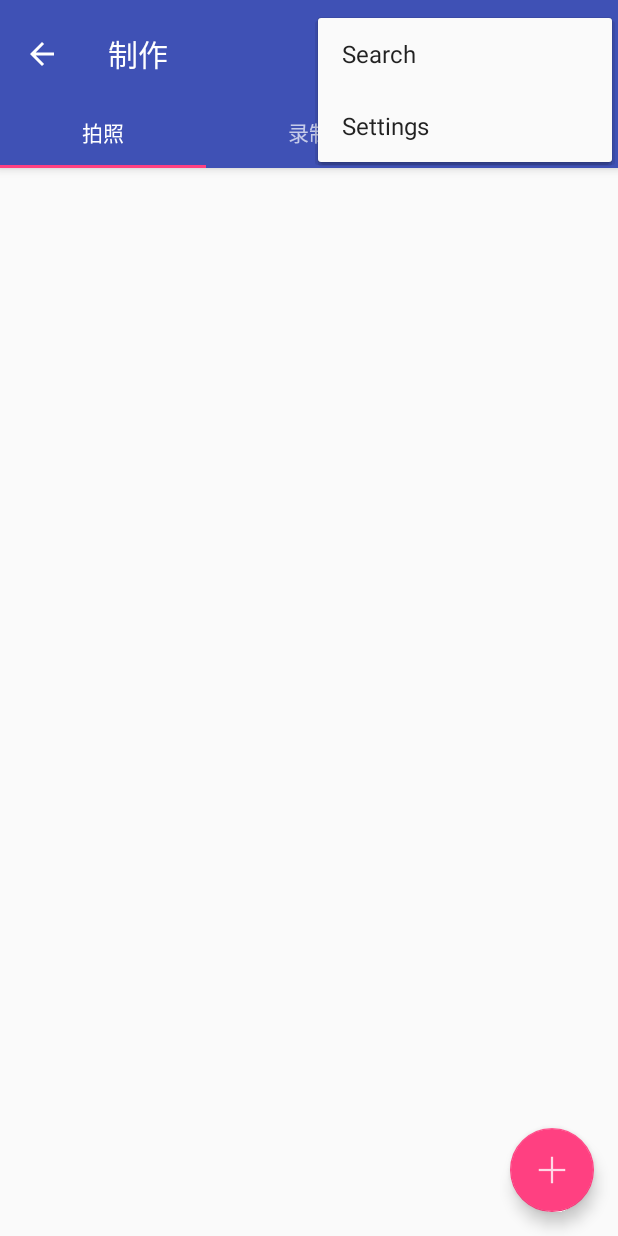
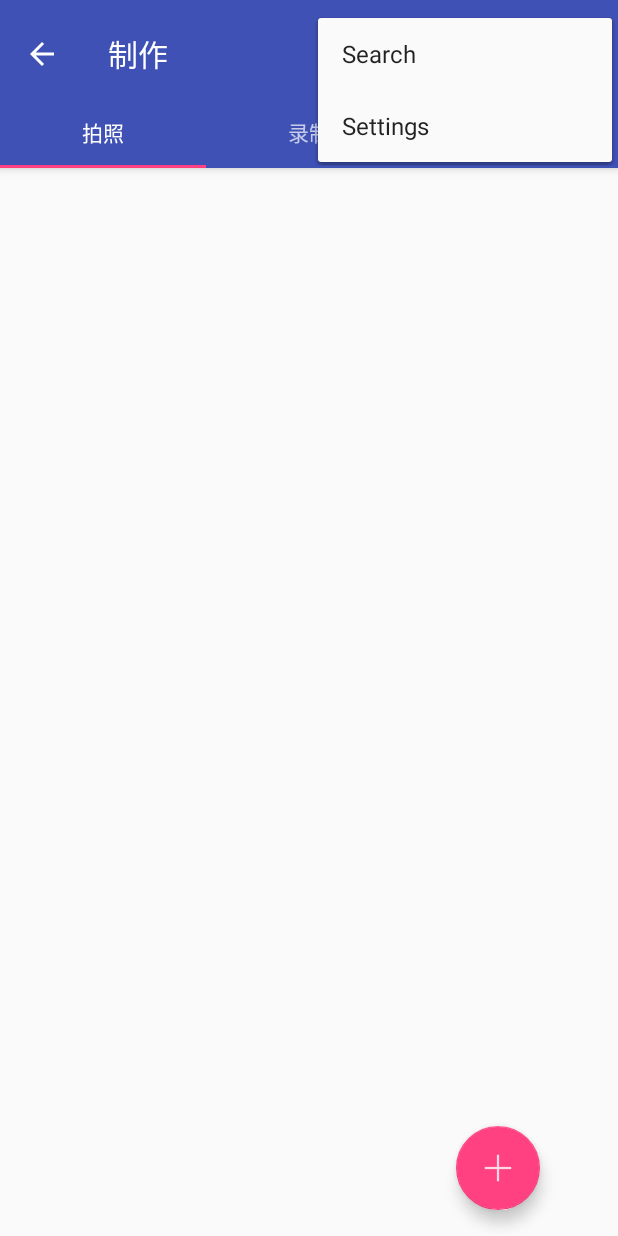
Before and after one commit to SMILEsink/beluga, an Android app: the MakeActivity screen opened directly, with no data from a screen before it, with the options menu open, on a phone screen of 412 x 824 dp. Run offline under Robolectric (Android 15) with nearby library versions, the phone set to English and light mode, and no system bars; 4 statements that could not run were skipped.

Commit message:
Add videoView and imageView to the application.But there is a bug that video can't be played and I need time to find the reason.

```diff
--- a/app/src/main/java/com/scorpions/beluga/MakeActivity.java
+++ b/app/src/main/java/com/scorpions/beluga/MakeActivity.java
@@ -1,15 +1,22 @@
 package com.scorpions.beluga;
 
 import android.content.Intent;
+import android.database.Cursor;
+import android.graphics.Bitmap;
+import android.graphics.BitmapFactory;
+import android.media.MediaPlayer;
 import android.net.Uri;
 import android.os.Bundle;
 import android.os.Environment;
 import android.provider.MediaStore;
+import android.support.annotation.Nullable;
 import android.support.design.widget.FloatingActionButton;
 import android.support.design.widget.TabLayout;
 import android.support.v4.app.Fragment;
 import android.support.v4.app.FragmentManager;
 import android.support.v4.app.FragmentPagerAdapter;
+import android.support.v4.app.FragmentStatePagerAdapter;
+import android.support.v4.view.PagerAdapter;
 import android.support.v4.view.ViewPager;
 import android.support.v7.app.AppCompatActivity;
 import android.support.v7.widget.Toolbar;
@@ -18,21 +25,32 @@ import android.view.Menu;
 import android.view.MenuItem;
 import android.view.View;
 import android.view.ViewGroup;
+import android.widget.Button;
+import android.widget.ImageView;
+import android.widget.MediaController;
 import android.widget.TextView;
 import android.widget.Toast;
+import android.widget.VideoView;
+
+import com.google.android.gms.appindexing.Action;
+import com.google.android.gms.appindexing.AppIndex;
+import com.google.android.gms.common.api.GoogleApiClient;
+import com.google.android.gms.common.server.converter.StringToIntConverter;
 
 import java.io.File;
+import java.io.FileInputStream;
+import java.io.FileNotFoundException;
 import java.io.IOException;
 
 public class MakeActivity extends AppCompatActivity {
 
     /**
-     * The {@link android.support.v4.view.PagerAdapter} that will provide
+     * The {@link PagerAdapter} that will provide
      * fragments for each of the sections. We use a
      * {@link FragmentPagerAdapter} derivative, which will keep every
      * loaded fragment in memory. If this becomes too memory intensive, it
      * may be best to switch to a
-     * {@link android.support.v4.app.FragmentStatePagerAdapter}.
+     * {@link FragmentStatePagerAdapter}.
      */
     private SectionsPagerAdapter mSectionsPagerAdapter;
 
@@ -40,6 +58,12 @@ public class MakeActivity extends AppCompatActivity {
      * The {@link ViewPager} that will host the section contents.
      */
     private ViewPager mViewPager;
+    /**
+     * ATTENTION: This was auto-generated to implement the App Indexing API.
+     * See https://g.co/AppIndexing/AndroidStudio for more information.
+     */
+    private GoogleApiClient client;
+
 
     @Override
     protected void onCreate(Bundle savedInstanceState) {
@@ -64,15 +88,10 @@ public class MakeActivity extends AppCompatActivity {
         TabLayout tabLayout = (TabLayout) findViewById(R.id.tabs);
         tabLayout.setupWithViewPager(mViewPager);
 
-        FloatingActionButton fab = (FloatingActionButton) findViewById(R.id.fab);
-        fab.setOnClickListener(new View.OnClickListener() {
-            @Override
-            public void onClick(View view) {
-                Toast.makeText(MakeActivity.this, "add new make!", Toast.LENGTH_SHORT).show();
-            }
-        });
 
-
+        // ATTENTION: This was auto-generated to implement the App Indexing API.
+        // See https://g.co/AppIndexing/AndroidStudio for more information.
+        client = new GoogleApiClient.Builder(this).addApi(AppIndex.API).build();
     }
 
 
@@ -98,6 +117,46 @@ public class MakeActivity extends AppCompatActivity {
         return super.onOptionsItemSelected(item);
     }
 
+    @Override
+    public void onStart() {
+        super.onStart();
+
+        // ATTENTION: This was auto-generated to implement the App Indexing API.
+        // See https://g.co/AppIndexing/AndroidStudio for more information.
+        client.connect();
+        Action viewAction = Action.newAction(
+                Action.TYPE_VIEW, // TODO: choose an action type.
+                "Make Page", // TODO: Define a title for the content shown.
+                // TODO: If you have web page content that matches this app activity's content,
+                // make sure this auto-generated web page URL is correct.
+                // Otherwise, set the URL to null.
+                Uri.parse("http://host/path"),
+                // TODO: Make sure this auto-generated app URL is correct.
+                Uri.parse("android-app://com.scorpions.beluga/http/host/path")
+        );
+        AppIndex.AppIndexApi.start(client, viewAction);
+    }
+
+    @Override
+    public void onStop() {
+        super.onStop();
+
+        // ATTENTION: This was auto-generated to implement the App Indexing API.
+        // See https://g.co/AppIndexing/AndroidStudio for more information.
+        Action viewAction = Action.newAction(
+                Action.TYPE_VIEW, // TODO: choose an action type.
+                "Make Page", // TODO: Define a title for the content shown.
+                // TODO: If you have web page content that matches this app activity's content,
+                // make sure this auto-generated web page URL is correct.
+                // Otherwise, set the URL to null.
+                Uri.parse("http://host/path"),
+                // TODO: Make sure this auto-generated app URL is correct.
+                Uri.parse("android-app://com.scorpions.beluga/http/host/path")
+        );
+        AppIndex.AppIndexApi.end(client, viewAction);
+        client.disconnect();
+    }
+
     /**
      * A placeholder fragment containing a simple view.
      */
@@ -107,8 +166,6 @@ public class MakeActivity extends AppCompatActivity {
          * fragment.
          */
         private static final String ARG_SECTION_NUMBER = "section_number";
-        public Uri imageUri;
-        public Uri videoUri;
 
         public PlaceholderFragment() {
         }
@@ -129,45 +186,11 @@ public class MakeActivity extends AppCompatActivity {
         public View onCreateView(LayoutInflater inflater, ViewGroup container,
                                  Bundle savedInstanceState) {
             View rootView = inflater.inflate(R.layout.fragment_make, container, false);
-            FloatingActionButton fab = (FloatingActionButton) rootView.findViewById(R.id.fab);
-            fab.setOnClickListener(new View.OnClickListener() {
-                @Override
-                public void onClick(View v) {
-                    if (getArguments().getInt(ARG_SECTION_NUMBER) == 1){
-                        File outputImage = new File(Environment.getExternalStorageDirectory(), "output_image.jpg");
-                        try {
-                            if (outputImage.exists()){
-                                outputImage.delete();
-                            }
-                            outputImage.createNewFile();
-                        } catch (IOException e) {
-                            e.printStackTrace();
-                        }
-                        imageUri = Uri.fromFile(outputImage);
-                        Intent intent = new Intent(MediaStore.ACTION_IMAGE_CAPTURE);
-                        intent.putExtra(MediaStore.EXTRA_OUTPUT, imageUri);
-                        startActivityForResult(intent, 1);
-                    }
-                    else if (getArguments().get(ARG_SECTION_NUMBER)==2){
-                        File outputVideo = new File(Environment.getExternalStorageDirectory(), "output_video.mp4");
-                        try {
-                            if (outputVideo.exists()){
-                                outputVideo.delete();
-                            }
-                            outputVideo.createNewFile();
-                        } catch (IOException e) {
-                            e.printStackTrace();
-                        }
-                        videoUri = Uri.fromFile(outputVideo);
-                        Intent intent = new Intent(MediaStore.ACTION_VIDEO_CAPTURE);
-                        intent.putExtra(MediaStore.EXTRA_OUTPUT, videoUri);
-                        startActivityForResult(intent,2);
-                    }
-                }
-            });
             return rootView;
         }
+
     }
+
 
     /**
      * A {@link FragmentPagerAdapter} that returns a fragment corresponding to
@@ -181,8 +204,12 @@ public class MakeActivity extends AppCompatActivity {
 
         @Override
         public Fragment getItem(int position) {
-            // getItem is called to instantiate the fragment for the given page.
-            // Return a PlaceholderFragment (defined as a static inner class below).
+            switch (position) {
+                case 0:
+                    return new imageFragment();
+                case 1:
+                    return new videoFragment();
+            }
             return PlaceholderFragment.newInstance(position + 1);
         }
 
@@ -206,4 +233,87 @@ public class MakeActivity extends AppCompatActivity {
         }
     }
 
+    public static class imageFragment extends Fragment {
+
+        private ImageView imageView;
+        private  Uri imageUri;
+
+        private String mFileImage = Environment.getExternalStorageDirectory().getPath();
+
+        @Nullable
+        @Override
+        public View onCreateView(LayoutInflater inflater, @Nullable ViewGroup container, @Nullable Bundle savedInstanceState) {
+            View view = inflater.inflate(R.layout.fragment_image, container, false);
+            imageView = (ImageView) view.findViewById(R.id.cameraImage);
+            FloatingActionButton fabImage = (FloatingActionButton) view.findViewById(R.id.fabImage);
+            fabImage.setOnClickListener(new View.OnClickListener() {
+                @Override
+                public void onClick(View v) {
+                    mFileImage = mFileImage + "/" + "temp.png";
+
+                    imageUri = Uri.fromFile(new File(mFileImage));
+                    Intent intent = new Intent(MediaStore.ACTION_IMAGE_CAPTURE);
+                    intent.putExtra(MediaStore.EXTRA_OUTPUT, imageUri);
+                    startActivityForResult(intent, 1);
+                }
+            });
+            return view;
+        }
+
+        @Override
+        public void onActivityResult(int requestCode, int resultCode, Intent data) {
+            FileInputStream fisImage = null;
+            try {
+                fisImage = new FileInputStream(mFileImage);
+                Bitmap bitmap = BitmapFactory.decodeStream(fisImage);
+                imageView.setImageBitmap(bitmap);
+            } catch (FileNotFoundException e) {
+                e.printStackTrace();
+            }finally {
+                try {
+                    fisImage.close();
+                } catch (IOException e) {
+                    e.printStackTrace();
+                }
+            }
+        }
+    }
+
+    public  static  class videoFragment extends Fragment{
+        private  VideoView videoView;
+        private  Uri videoUri;
+        private String mFileVideo = Environment.getExternalStorageDirectory().getPath();
+
+
+
+        @Nullable
+        @Override
+        public View onCreateView(LayoutInflater inflater, @Nullable ViewGroup container, @Nullable Bundle savedInstanceState) {
+            View view = inflater.inflate(R.layout.fragment_video, container ,false);
+            videoView = (VideoView) view.findViewById(R.id.cameraVideo);
+
+            FloatingActionButton fabVideo = (FloatingActionButton) view.findViewById(R.id.fabVideo);
+            fabVideo.setOnClickListener(new View.OnClickListener() {
+                @Override
+                public void onClick(View v) {
+                    mFileVideo = mFileVideo + "/" + "temp.3gp";
+                    videoUri = Uri.fromFile(new File(mFileVideo));
+                    Intent intent = new Intent(MediaStore.ACTION_VIDEO_CAPTURE);
+                    intent.putExtra(MediaStore.EXTRA_OUTPUT, videoUri);
+                    startActivityForResult(intent, 2);
+                }
+            });
+            return view;
+        }
+
+        @Override
+        public void onActivityResult(int requestCode, int resultCode, Intent data) {
+
+            videoView.setVideoPath(mFileVideo);
+            videoView.requestFocus();
+            videoView.start();
+        }
+
+
+    }
 }
--- a/app/src/main/res/layout/activity_make.xml
+++ b/app/src/main/res/layout/activity_make.xml
@@ -41,12 +41,6 @@
         android:layout_height="match_parent"
         app:layout_behavior="@string/appbar_scrolling_view_behavior" />
 
-    <android.support.design.widget.FloatingActionButton
-        android:id="@+id/fab"
-        android:layout_width="wrap_content"
-        android:layout_height="wrap_content"
-        android:layout_gravity="end|bottom"
-        android:layout_margin="@dimen/fab_margin"
-        android:src="@drawable/content_new_l" />
+
 
 </android.support.design.widget.CoordinatorLayout>
--- /dev/null
+++ b/app/src/main/res/layout/fragment_image.xml
@@ -0,0 +1,27 @@
+<?xml version="1.0" encoding="utf-8"?>
+<RelativeLayout xmlns:android="http://schemas.android.com/apk/res/android"
+    android:layout_width="match_parent"
+    android:layout_height="match_parent">
+
+
+
+
+
+    <android.support.design.widget.FloatingActionButton
+        android:id="@+id/fabImage"
+        android:layout_width="wrap_content"
+        android:layout_height="wrap_content"
+        android:layout_gravity="end|bottom"
+        android:src="@drawable/content_new_l"
+        android:layout_marginLeft="@dimen/fab_margin"
+        android:layout_marginRight="@dimen/fab_margin"
+        android:layout_marginBottom="73dp"
+        android:layout_alignParentBottom="true"
+        android:layout_alignParentEnd="true"
+        android:layout_marginEnd="52dp" />
+
+    <ImageView
+        android:layout_width="wrap_content"
+        android:layout_height="wrap_content"
+        android:id="@+id/cameraImage"/>
+</RelativeLayout>
--- a/app/src/main/res/layout/fragment_make.xml
+++ b/app/src/main/res/layout/fragment_make.xml
@@ -8,9 +8,11 @@
     android:paddingTop="@dimen/activity_vertical_margin"
     tools:context="com.scorpions.beluga.MakeActivity$PlaceholderFragment">
 
-    <TextView
-        android:id="@+id/section_label"
-        android:layout_width="wrap_content"
-        android:layout_height="wrap_content" />
+
+
+
+
+
+
 
 </RelativeLayout>
```
Also changed, not shown: app/src/main/res/layout/fragment_video.xml (added, +25 -0 lines).
